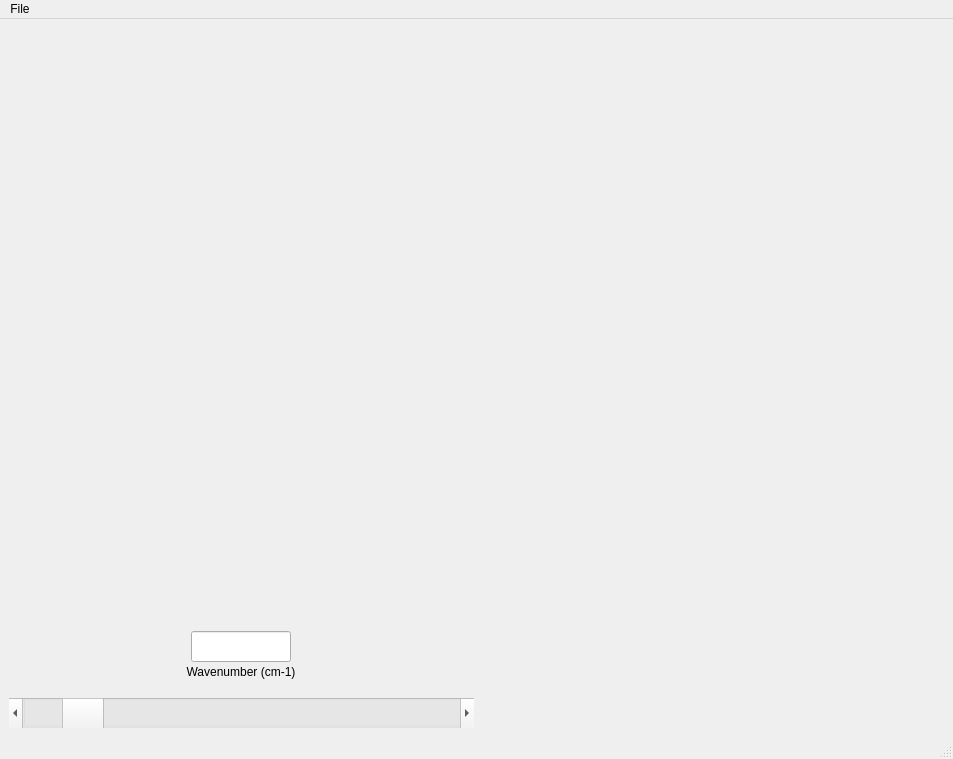
First picture: the form in crikit/ui/qt5/ui_Mosaic.ui, repository CCampJr/CRIkit2, before the edit.
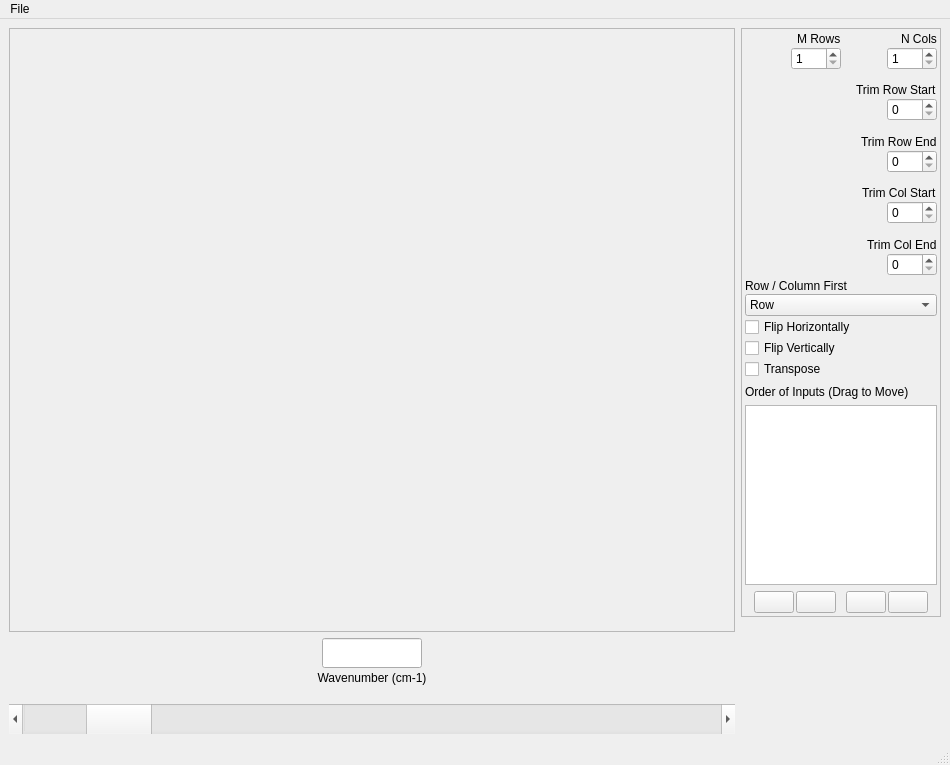
Second picture: the form after the edit. Icons and pictures are not drawn.

Commit message: Buggy but working main_Mosaic

What changed in the file:
```diff
--- a/crikit/ui/qt5/ui_Mosaic.ui
+++ b/crikit/ui/qt5/ui_Mosaic.ui
@@ -6,19 +6,519 @@
    <rect>
     <x>0</x>
     <y>0</y>
-    <width>953</width>
-    <height>759</height>
+    <width>950</width>
+    <height>765</height>
    </rect>
   </property>
+  <property name="maximumSize">
+   <size>
+    <width>950</width>
+    <height>16777215</height>
+   </size>
+  </property>
   <property name="windowTitle">
    <string>MainWindow</string>
   </property>
   <widget class="QWidget" name="centralwidget">
    <layout class="QGridLayout" name="gridLayout_2">
-    <item row="0" column="0" colspan="2">
-     <layout class="QVBoxLayout" name="verticalLayoutMPL">
+    <item row="0" column="2">
+     <layout class="QVBoxLayout" name="verticalLayout_5">
+      <property name="leftMargin">
+       <number>0</number>
+      </property>
+      <item alignment="Qt::AlignRight">
+       <widget class="QFrame" name="frame">
+        <property name="maximumSize">
+         <size>
+          <width>200</width>
+          <height>16777215</height>
+         </size>
+        </property>
+        <property name="frameShape">
+         <enum>QFrame::StyledPanel</enum>
+        </property>
+        <property name="frameShadow">
+         <enum>QFrame::Plain</enum>
+        </property>
+        <layout class="QVBoxLayout" name="verticalLayout_4">
+         <property name="leftMargin">
+          <number>3</number>
+         </property>
+         <property name="topMargin">
+          <number>3</number>
+         </property>
+         <property name="rightMargin">
+          <number>3</number>
+         </property>
+         <property name="bottomMargin">
+          <number>3</number>
+         </property>
+         <item>
+          <layout class="QVBoxLayout" name="verticalLayoutOptions">
+           <property name="spacing">
+            <number>1</number>
+           </property>
+           <item>
+            <layout class="QHBoxLayout" name="horizontalLayout_2">
+             <property name="leftMargin">
+              <number>0</number>
+             </property>
+             <property name="topMargin">
+              <number>0</number>
+             </property>
+             <item>
+              <layout class="QVBoxLayout" name="verticalLayout">
+               <property name="topMargin">
+                <number>0</number>
+               </property>
+               <item alignment="Qt::AlignRight">
+                <widget class="QLabel" name="label_5">
+                 <property name="text">
+                  <string>M Rows</string>
+                 </property>
+                </widget>
+               </item>
+               <item alignment="Qt::AlignRight">
+                <widget class="QSpinBox" name="spinBoxMRows">
+                 <property name="minimumSize">
+                  <size>
+                   <width>50</width>
+                   <height>0</height>
+                  </size>
+                 </property>
+                 <property name="maximumSize">
+                  <size>
+                   <width>50</width>
+                   <height>16777215</height>
+                  </size>
+                 </property>
+                 <property name="minimum">
+                  <number>1</number>
+                 </property>
+                </widget>
+               </item>
+              </layout>
+             </item>
+             <item>
+              <layout class="QVBoxLayout" name="verticalLayout_3">
+               <item alignment="Qt::AlignRight">
+                <widget class="QLabel" name="label_6">
+                 <property name="text">
+                  <string>N Cols</string>
+                 </property>
+                </widget>
+               </item>
+               <item alignment="Qt::AlignRight">
+                <widget class="QSpinBox" name="spinBoxNCols">
+                 <property name="minimumSize">
+                  <size>
+                   <width>50</width>
+                   <height>0</height>
+                  </size>
+                 </property>
+                 <property name="maximumSize">
+                  <size>
+                   <width>50</width>
+                   <height>16777215</height>
+                  </size>
+                 </property>
+                 <property name="minimum">
+                  <number>1</number>
+                 </property>
+                 <property name="maximum">
+                  <number>300</number>
+                 </property>
+                 <property name="value">
+                  <number>1</number>
+                 </property>
+                </widget>
+               </item>
+              </layout>
+             </item>
+            </layout>
+           </item>
+           <item>
+            <spacer name="verticalSpacer_6">
+             <property name="orientation">
+              <enum>Qt::Vertical</enum>
+             </property>
+             <property name="sizeHint" stdset="0">
+              <size>
+               <width>20</width>
+               <height>15</height>
+              </size>
+             </property>
+            </spacer>
+           </item>
+           <item alignment="Qt::AlignRight">
+            <widget class="QLabel" name="label">
+             <property name="text">
+              <string>Trim Row Start</string>
+             </property>
+            </widget>
+           </item>
+           <item alignment="Qt::AlignRight">
+            <widget class="QSpinBox" name="spinBoxStartRow">
+             <property name="minimumSize">
+              <size>
+               <width>50</width>
+               <height>0</height>
+              </size>
+             </property>
+             <property name="maximumSize">
+              <size>
+               <width>50</width>
+               <height>16777215</height>
+              </size>
+             </property>
+             <property name="maximum">
+              <number>500</number>
+             </property>
+            </widget>
+           </item>
+           <item>
+            <spacer name="verticalSpacer_2">
+             <property name="orientation">
+              <enum>Qt::Vertical</enum>
+             </property>
+             <property name="sizeHint" stdset="0">
+              <size>
+               <width>20</width>
+               <height>15</height>
+              </size>
+             </property>
+            </spacer>
+           </item>
+           <item alignment="Qt::AlignRight">
+            <widget class="QLabel" name="label_2">
+             <property name="text">
+              <string>Trim Row End</string>
+             </property>
+            </widget>
+           </item>
+           <item alignment="Qt::AlignRight">
+            <widget class="QSpinBox" name="spinBoxEndRow">
+             <property name="minimumSize">
+              <size>
+               <width>50</width>
+               <height>0</height>
+              </size>
+             </property>
+             <property name="maximumSize">
+              <size>
+               <width>50</width>
+               <height>16777215</height>
+              </size>
+             </property>
+            </widget>
+           </item>
+           <item>
+            <spacer name="verticalSpacer_3">
+             <property name="orientation">
+              <enum>Qt::Vertical</enum>
+             </property>
+             <property name="sizeHint" stdset="0">
+              <size>
+               <width>20</width>
+               <height>15</height>
+              </size>
+             </property>
+            </spacer>
+           </item>
+           <item alignment="Qt::AlignRight">
+            <widget class="QLabel" name="label_3">
+             <property name="text">
+              <string>Trim Col Start</string>
+             </property>
+            </widget>
+           </item>
+           <item alignment="Qt::AlignRight">
+            <widget class="QSpinBox" name="spinBoxStartCol">
+             <property name="minimumSize">
+              <size>
+               <width>50</width>
+               <height>0</height>
+              </size>
+             </property>
+             <property name="maximumSize">
+              <size>
+               <width>50</width>
+               <height>16777215</height>
+              </size>
+             </property>
+            </widget>
+           </item>
+           <item>
+            <spacer name="verticalSpacer_4">
+             <property name="orientation">
+              <enum>Qt::Vertical</enum>
+             </property>
+             <property name="sizeHint" stdset="0">
+              <size>
+               <width>20</width>
+               <height>15</height>
+              </size>
+             </property>
+            </spacer>
+           </item>
+           <item alignment="Qt::AlignRight">
+            <widget class="QLabel" name="label_4">
+             <property name="text">
+              <string>Trim Col End</string>
+             </property>
+            </widget>
+           </item>
+           <item alignment="Qt::AlignRight">
+            <widget class="QSpinBox" name="spinBoxEndCol">
+             <property name="minimumSize">
+              <size>
+               <width>50</width>
+               <height>0</height>
+              </size>
+             </property>
+             <property name="maximumSize">
+              <size>
+               <width>50</width>
+               <height>16777215</height>
+              </size>
+             </property>
+            </widget>
+           </item>
+           <item>
+            <spacer name="verticalSpacer_7">
+             <property name="orientation">
+              <enum>Qt::Vertical</enum>
+             </property>
+             <property name="sizeHint" stdset="0">
+              <size>
+               <width>20</width>
+               <height>5</height>
+              </size>
+             </property>
+            </spacer>
+           </item>
+           <item>
+            <widget class="QLabel" name="label_8">
+             <property name="text">
+              <string>Row / Column First</string>
+             </property>
+            </widget>
+           </item>
+           <item>
+            <widget class="QComboBox" name="comboBoxRowCol">
+             <item>
+              <property name="text">
+               <string>Row</string>
+              </property>
+             </item>
+             <item>
+              <property name="text">
+               <string>Column</string>
+              </property>
+             </item>
+            </widget>
+           </item>
+           <item>
+            <widget class="QCheckBox" name="checkBoxFlipH">
+             <property name="maximumSize">
+              <size>
+               <width>120</width>
+               <height>16777215</height>
+              </size>
+             </property>
+             <property name="text">
+              <string>Flip Horizontally</string>
+             </property>
+            </widget>
+           </item>
+           <item>
+            <widget class="QCheckBox" name="checkBoxFlipV">
+             <property name="maximumSize">
+              <size>
+               <width>110</width>
+               <height>16777215</height>
+              </size>
+             </property>
+             <property name="text">
+              <string>Flip Vertically</string>
+             </property>
+            </widget>
+           </item>
+           <item>
+            <widget class="QCheckBox" name="checkBoxTranspose">
+             <property name="maximumSize">
+              <size>
+               <width>110</width>
+               <height>16777215</height>
+              </size>
+             </property>
+             <property name="text">
+              <string>Transpose</string>
+             </property>
+            </widget>
+           </item>
+          </layout>
+         </item>
+         <item>
+          <widget class="QLabel" name="label_7">
+           <property name="text">
+            <string>Order of Inputs (Drag to Move)</string>
+           </property>
+          </widget>
+         </item>
+         <item>
+          <widget class="QListWidget" name="listWidgetDatasets">
+           <property name="sizePolicy">
+            <sizepolicy hsizetype="Preferred" vsizetype="Expanding">
+             <horstretch>0</horstretch>
+             <verstretch>0</verstretch>
+            </sizepolicy>
+           </property>
+           <property name="editTriggers">
+            <set>QAbstractItemView::NoEditTriggers</set>
+           </property>
+           <property name="dragEnabled">
+            <bool>true</bool>
+           </property>
+           <property name="dragDropMode">
+            <enum>QAbstractItemView::InternalMove</enum>
+           </property>
+           <property name="defaultDropAction">
+            <enum>Qt::MoveAction</enum>
+           </property>
+           <property name="alternatingRowColors">
+            <bool>false</bool>
+           </property>
+           <property name="selectionMode">
+            <enum>QAbstractItemView::SingleSelection</enum>
+           </property>
+           <property name="sortingEnabled">
+            <bool>false</bool>
+           </property>
+          </widget>
+         </item>
+         <item>
+          <layout class="QHBoxLayout" name="horizontalLayout_3">
+           <property name="spacing">
+            <number>2</number>
+           </property>
+           <property name="topMargin">
+            <number>0</number>
+           </property>
+           <item>
+            <spacer name="horizontalSpacer_2">
+             <property name="orientation">
+              <enum>Qt::Horizontal</enum>
+             </property>
+             <property name="sizeHint" stdset="0">
+              <size>
+               <width>40</width>
+               <height>20</height>
+              </size>
+             </property>
+            </spacer>
+           </item>
+           <item>
+            <widget class="QPushButton" name="pushButtonMoveUp">
+             <property name="maximumSize">
+              <size>
+               <width>50</width>
+               <height>16777215</height>
+              </size>
+             </property>
+             <property name="text">
+              <string/>
+             </property>
+             <property name="icon">
+              <iconset resource="../icons_all.qrc">
+               <normaloff>:/icons/open-iconic-master/png/arrow-circle-top-4x.png</normaloff>:/icons/open-iconic-master/png/arrow-circle-top-4x.png</iconset>
+             </property>
+            </widget>
+           </item>
+           <item>
+            <widget class="QPushButton" name="pushButtonMoveDown">
+             <property name="maximumSize">
+              <size>
+               <width>50</width>
+               <height>16777215</height>
+              </size>
+             </property>
+             <property name="text">
+              <string/>
+             </property>
+             <property name="icon">
+              <iconset resource="../icons_all.qrc">
+               <normaloff>:/icons/open-iconic-master/png/arrow-circle-bottom-4x.png</normaloff>:/icons/open-iconic-master/png/arrow-circle-bottom-4x.png</iconset>
+             </property>
+            </widget>
+           </item>
+           <item>
+            <spacer name="horizontalSpacer_3">
+             <property name="orientation">
+              <enum>Qt::Horizontal</enum>
+             </property>
+             <property name="sizeHint" stdset="0">
+              <size>
+               <width>40</width>
+               <height>20</height>
+              </size>
+             </property>
+            </spacer>
+           </item>
+           <item>
+            <widget class="QPushButton" name="pushButtonDeleteDataset">
+             <property name="maximumSize">
+              <size>
+               <width>50</width>
+               <height>16777215</height>
+              </size>
+             </property>
+             <property name="text">
+              <string/>
+             </property>
+             <property name="icon">
+              <iconset resource="../icons_all.qrc">
+               <normaloff>:/icons/open-iconic-master/png/minus-4x.png</normaloff>:/icons/open-iconic-master/png/minus-4x.png</iconset>
+             </property>
+            </widget>
+           </item>
+           <item>
+            <widget class="QPushButton" name="pushButtonAddDataset">
+             <property name="maximumSize">
+              <size>
+               <width>50</width>
+               <height>16777215</height>
+              </size>
+             </property>
+             <property name="text">
+              <string/>
+             </property>
+             <property name="icon">
+              <iconset resource="../icons_all.qrc">
+               <normaloff>:/icons/open-iconic-master/png/plus-4x.png</normaloff>:/icons/open-iconic-master/png/plus-4x.png</iconset>
+             </property>
+            </widget>
+           </item>
+           <item>
+            <spacer name="horizontalSpacer_4">
+             <property name="orientation">
+              <enum>Qt::Horizontal</enum>
+             </property>
+             <property name="sizeHint" stdset="0">
+              <size>
+               <width>40</width>
+               <height>20</height>
+              </size>
+             </property>
+            </spacer>
+           </item>
+          </layout>
+         </item>
+        </layout>
+       </widget>
+      </item>
       <item>
-       <spacer name="verticalSpacer">
+       <spacer name="verticalSpacer_8">
         <property name="orientation">
          <enum>Qt::Vertical</enum>
         </property>
@@ -30,19 +530,6 @@
         </property>
        </spacer>
       </item>
-      <item>
-       <spacer name="horizontalSpacer">
-        <property name="orientation">
-         <enum>Qt::Horizontal</enum>
-        </property>
-        <property name="sizeHint" stdset="0">
-         <size>
-          <width>40</width>
-          <height>20</height>
-         </size>
-        </property>
-       </spacer>
-      </item>
      </layout>
     </item>
     <item row="2" column="0">
@@ -129,7 +616,7 @@
        <widget class="QScrollBar" name="sliderFreq">
         <property name="minimumSize">
          <size>
-          <width>400</width>
+          <width>200</width>
           <height>30</height>
          </size>
         </property>
@@ -143,8 +630,47 @@
       </item>
      </layout>
     </item>
-    <item row="0" column="2">
-     <layout class="QVBoxLayout" name="verticalLayoutOptions"/>
+    <item row="0" column="0">
+     <widget class="QFrame" name="frameMosaicImg">
+      <property name="frameShape">
+       <enum>QFrame::StyledPanel</enum>
+      </property>
+      <property name="frameShadow">
+       <enum>QFrame::Plain</enum>
+      </property>
+      <layout class="QGridLayout" name="gridLayout">
+       <item row="0" column="0">
+        <layout class="QVBoxLayout" name="verticalLayoutMPL">
+         <item>
+          <spacer name="horizontalSpacer">
+           <property name="orientation">
+            <enum>Qt::Horizontal</enum>
+           </property>
+           <property name="sizeHint" stdset="0">
+            <size>
+             <width>40</width>
+             <height>20</height>
+            </size>
+           </property>
+          </spacer>
+         </item>
+        </layout>
+       </item>
+       <item row="1" column="0">
+        <spacer name="verticalSpacer">
+         <property name="orientation">
+          <enum>Qt::Vertical</enum>
+         </property>
+         <property name="sizeHint" stdset="0">
+          <size>
+           <width>20</width>
+           <height>40</height>
+          </size>
+         </property>
+        </spacer>
+       </item>
+      </layout>
+     </widget>
     </item>
    </layout>
   </widget>
@@ -153,7 +679,7 @@
     <rect>
      <x>0</x>
      <y>0</y>
-     <width>953</width>
+     <width>950</width>
      <height>26</height>
     </rect>
    </property>
```
Left out of the diff: 6 changed lines with no effect on the pictures. The commit also changes 2 other files.
